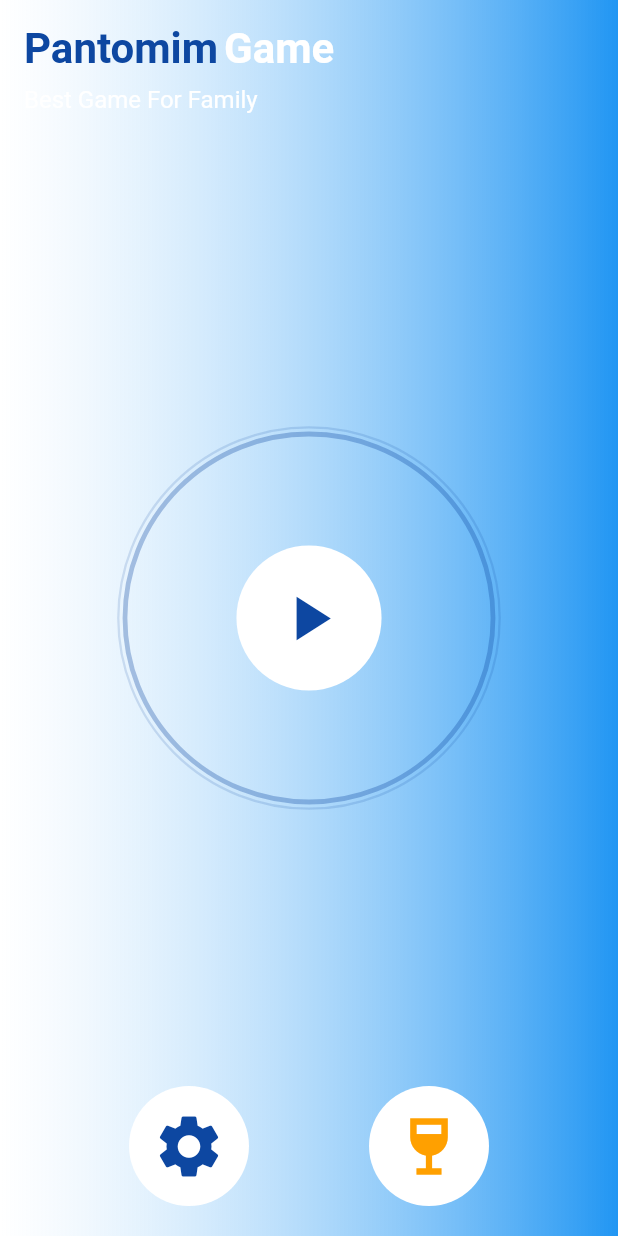
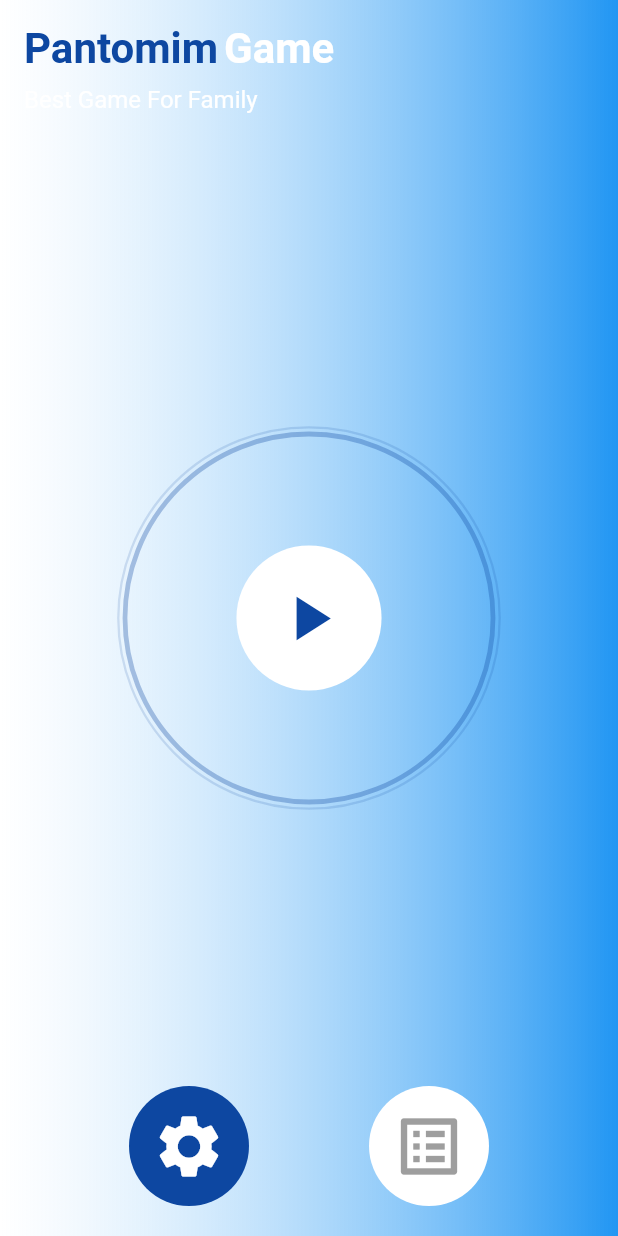
Before and after one commit to mahdinaghikhanii/pantomim-game, a Flutter app: the MenoScreans screen opened directly, on a phone screen of 412 x 824 dp. Run offline on Flutter 3.47's test engine with Material 2 defaults, Android fonts, the phone set to English and light mode, and no system bars; our stand-ins replace animate_do, just_audio, shared_preferences; accounts and stored records are empty.

Commit message:
fixed bug in detailScreans

```diff
--- a/lib/theme/constant.dart
+++ b/lib/theme/constant.dart
@@ -12,7 +12,7 @@ const Color kyellow = Color(0xFFFF9800);
 const Color klightgrean = Color(0xFFAFB42B);
 const Color kblackappbar = Colors.black;
 const Color kblue = Color(0xFF0D47A1);
-const Color dialogSettingColor = Colors.white60;
+const Color dialogSettingColor = Colors.white54;
 //Text Style
 const styleTextForSetting =
     TextStyle(color: kblack, fontWeight: FontWeight.bold, fontSize: 20);
--- a/lib/views/auth/meno_screans.dart
+++ b/lib/views/auth/meno_screans.dart
@@ -245,7 +245,7 @@ class _MenoScreans extends State<MenoScreans> with TickerProviderStateMixin {
             ),
             child: Row(mainAxisAlignment: MainAxisAlignment.center, children: [
               CricleButton(
-                iconColor: kblue,
+                iconColor: kwhite,
                 iconData: Icons.settings,
                 onTap: () {
                   showDialog(
@@ -255,14 +255,16 @@ class _MenoScreans extends State<MenoScreans> with TickerProviderStateMixin {
                       ) =>
                           const SettingDialog());
                 },
+                backgroundColor: kblue,
               ),
               const SizedBox(
                 width: 80,
               ),
               CricleButton(
-                iconData: Icons.wine_bar,
-                iconColor: const Color(0xFFFFA000),
+                iconData: Icons.list_alt,
+                iconColor: Colors.grey.shade500,
                 onTap: () {},
+                backgroundColor: kwhite,
               ),
             ]),
           ),
--- a/lib/views/auth/time_screans.dart
+++ b/lib/views/auth/time_screans.dart
@@ -34,7 +34,7 @@ class _TimerScreansState extends State<TimerScreans> {
     final player = AudioPlayer();
     // ignore: unused_local_variable
     var alarm = await player.setAsset('assets/audio/s.mp3');
-    player.setVolume(0.9);
+
     await player.play();
   }
 
@@ -58,7 +58,7 @@ class _TimerScreansState extends State<TimerScreans> {
     final addSeconds = isCountdown ? -1 : 1;
     setState(() {
       final seconds = duration.inSeconds + addSeconds;
-      if (seconds == 10) {
+      if (seconds == 11) {
         playSong();
       }
       if (seconds < 0) {
--- a/lib/views/widgets/circle_button.dart
+++ b/lib/views/widgets/circle_button.dart
@@ -1,14 +1,17 @@
 import 'package:flutter/material.dart';
-import 'package:pantomim/theme/constant.dart';
 
 class CricleButton extends StatelessWidget {
   final Function()? onTap;
   final IconData iconData;
   final Color iconColor;
+  final Color backgroundColor;
 
   // ignore: prefer_const_constructors_in_immutables, use_key_in_widget_constructors
   const CricleButton(
-      {required this.onTap, required this.iconData, required this.iconColor});
+      {required this.onTap,
+      required this.iconData,
+      required this.iconColor,
+      required this.backgroundColor});
 
   @override
   Widget build(BuildContext context) {
@@ -19,9 +22,9 @@ class CricleButton extends StatelessWidget {
       child: Container(
         width: 80,
         height: 80,
-        decoration: const BoxDecoration(boxShadow: [
+        decoration: BoxDecoration(boxShadow: [
           BoxShadow(
-            color: kwhite,
+            color: backgroundColor,
             spreadRadius: 00.0,
           )
         ], color: Colors.transparent, shape: BoxShape.circle),
```
Also changed, not shown: lib/util/view_models/provider/provider.dart (+49 -10 lines), lib/views/auth/score_screans.dart (+8 -1 lines), lib/views/dialog_screns/dialog_quit.dart (+4 -4 lines).
